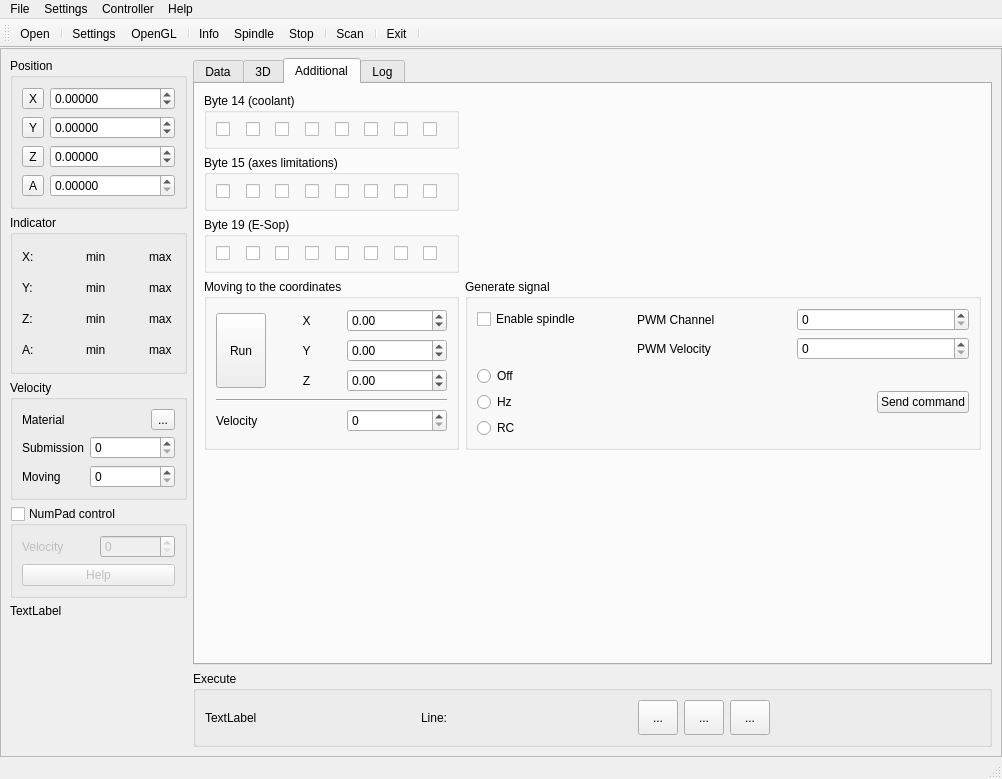
Before: the Qt Designer form sources/forms/MainWindow.ui in eduard-x/cnc-qt, drawn with Qt 5.
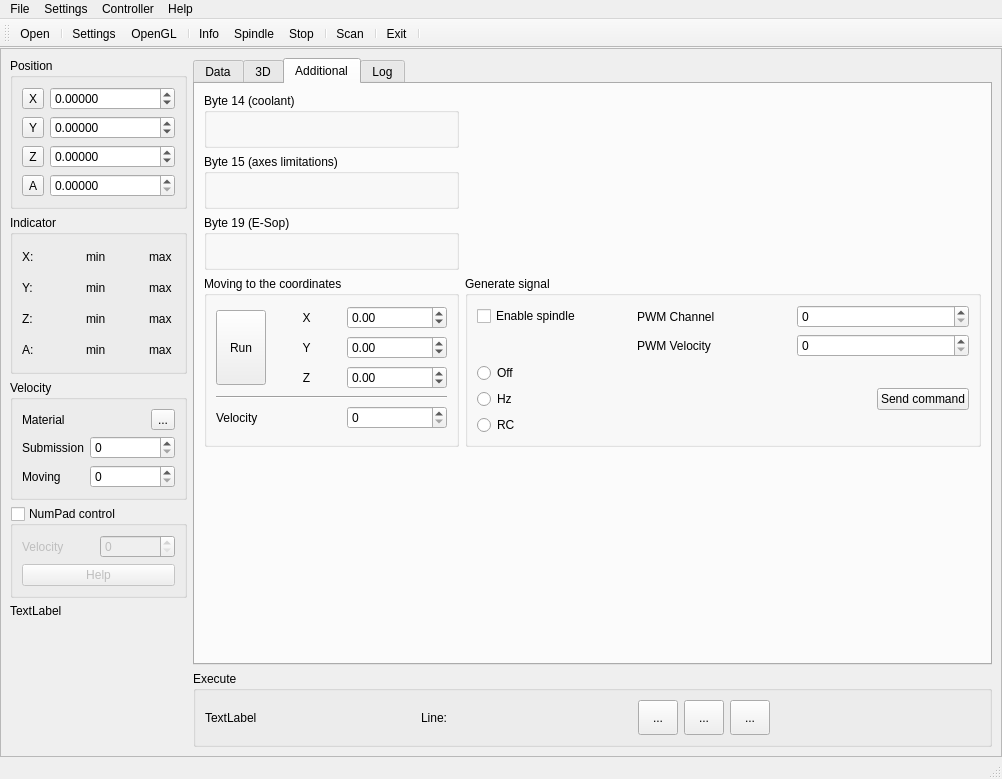
After: the same form once the commit is applied. Icons and pictures are not drawn.

Commit message: send settings, test

```diff
--- a/sources/forms/MainWindow.ui
+++ b/sources/forms/MainWindow.ui
@@ -919,88 +919,58 @@
                </property>
                <layout class="QGridLayout" name="gridLayout_7">
                 <item row="0" column="0">
-                 <widget class="QCheckBox" name="checkB15B0">
+                 <widget class="QLabel" name="labelB15B7">
                   <property name="text">
                    <string/>
-                  </property>
-                  <property name="iconSize">
-                   <size>
-                    <width>10</width>
-                    <height>16</height>
-                   </size>
-                  </property>
-                  <property name="checkable">
-                   <bool>false</bool>
-                  </property>
-                 </widget>
-                </item>
-                <item row="0" column="1">
-                 <widget class="QCheckBox" name="checkB15B1">
-                  <property name="text">
-                   <string/>
-                  </property>
-                  <property name="checkable">
-                   <bool>false</bool>
-                  </property>
-                 </widget>
-                </item>
-                <item row="0" column="2">
-                 <widget class="QCheckBox" name="checkB15B2">
-                  <property name="text">
-                   <string/>
-                  </property>
-                  <property name="checkable">
-                   <bool>false</bool>
-                  </property>
-                 </widget>
-                </item>
-                <item row="0" column="3">
-                 <widget class="QCheckBox" name="checkB15B3">
-                  <property name="text">
-                   <string/>
-                  </property>
-                  <property name="checkable">
-                   <bool>false</bool>
                   </property>
                  </widget>
                 </item>
                 <item row="0" column="4">
-                 <widget class="QCheckBox" name="checkB15B4">
+                 <widget class="QLabel" name="labelB15B3">
                   <property name="text">
                    <string/>
-                  </property>
-                  <property name="checkable">
-                   <bool>false</bool>
-                  </property>
-                 </widget>
-                </item>
-                <item row="0" column="5">
-                 <widget class="QCheckBox" name="checkB15B5">
-                  <property name="text">
-                   <string/>
-                  </property>
-                  <property name="checkable">
-                   <bool>false</bool>
                   </property>
                  </widget>
                 </item>
                 <item row="0" column="6">
-                 <widget class="QCheckBox" name="checkB15B6">
+                 <widget class="QLabel" name="labelB15B1">
                   <property name="text">
                    <string/>
                   </property>
-                  <property name="checkable">
-                   <bool>false</bool>
-                  </property>
                  </widget>
                 </item>
                 <item row="0" column="7">
-                 <widget class="QCheckBox" name="checkB15B7">
+                 <widget class="QLabel" name="labelB15B0">
                   <property name="text">
                    <string/>
                   </property>
-                  <property name="checkable">
-                   <bool>false</bool>
+                 </widget>
+                </item>
+                <item row="0" column="2">
+                 <widget class="QLabel" name="labelB15B5">
+                  <property name="text">
+                   <string/>
+                  </property>
+                 </widget>
+                </item>
+                <item row="0" column="1">
+                 <widget class="QLabel" name="labelB15B6">
+                  <property name="text">
+                   <string/>
+                  </property>
+                 </widget>
+                </item>
+                <item row="0" column="3">
+                 <widget class="QLabel" name="labelB15B4">
+                  <property name="text">
+                   <string/>
+                  </property>
+                 </widget>
+                </item>
+                <item row="0" column="5">
+                 <widget class="QLabel" name="labelB15B2">
+                  <property name="text">
+                   <string/>
                   </property>
                  </widget>
                 </item>
@@ -1031,90 +1001,60 @@
                 <string>Byte 14 (coolant)</string>
                </property>
                <layout class="QGridLayout" name="gridLayout_15">
-                <item row="0" column="5">
-                 <widget class="QCheckBox" name="checkB14B5">
-                  <property name="text">
-                   <string/>
-                  </property>
-                  <property name="checkable">
-                   <bool>false</bool>
-                  </property>
-                 </widget>
-                </item>
                 <item row="0" column="6">
-                 <widget class="QCheckBox" name="checkB14B6">
+                 <widget class="QLabel" name="labelB14B1">
                   <property name="text">
                    <string/>
                   </property>
-                  <property name="checkable">
-                   <bool>false</bool>
-                  </property>
                  </widget>
                 </item>
-                <item row="0" column="7">
-                 <widget class="QCheckBox" name="checkB14B7">
+                <item row="0" column="5">
+                 <widget class="QLabel" name="labelB14B2">
                   <property name="text">
                    <string/>
                   </property>
-                  <property name="checkable">
-                   <bool>false</bool>
-                  </property>
                  </widget>
                 </item>
                 <item row="0" column="0">
-                 <widget class="QCheckBox" name="checkB14B0">
+                 <widget class="QLabel" name="labelB14B7">
                   <property name="text">
                    <string/>
                   </property>
-                  <property name="iconSize">
-                   <size>
-                    <width>16</width>
-                    <height>16</height>
-                   </size>
-                  </property>
-                  <property name="checkable">
-                   <bool>false</bool>
-                  </property>
                  </widget>
                 </item>
                 <item row="0" column="1">
-                 <widget class="QCheckBox" name="checkB14B1">
+                 <widget class="QLabel" name="labelB14B6">
                   <property name="text">
                    <string/>
                   </property>
-                  <property name="checkable">
-                   <bool>false</bool>
-                  </property>
                  </widget>
                 </item>
                 <item row="0" column="2">
-                 <widget class="QCheckBox" name="checkB14B2">
+                 <widget class="QLabel" name="labelB14B5">
                   <property name="text">
                    <string/>
                   </property>
-                  <property name="checkable">
-                   <bool>false</bool>
+                 </widget>
+                </item>
+                <item row="0" column="7">
+                 <widget class="QLabel" name="labelB14B0">
+                  <property name="text">
+                   <string/>
                   </property>
                  </widget>
                 </item>
                 <item row="0" column="3">
-                 <widget class="QCheckBox" name="checkB14B3">
+                 <widget class="QLabel" name="labelB14B4">
                   <property name="text">
                    <string/>
                   </property>
-                  <property name="checkable">
-                   <bool>false</bool>
-                  </property>
                  </widget>
                 </item>
                 <item row="0" column="4">
-                 <widget class="QCheckBox" name="checkB14B4">
+                 <widget class="QLabel" name="labelB14B3">
                   <property name="text">
                    <string/>
                   </property>
-                  <property name="checkable">
-                   <bool>false</bool>
-                  </property>
                  </widget>
                 </item>
                </layout>
@@ -1363,88 +1303,58 @@
                </property>
                <layout class="QGridLayout" name="gridLayout_10">
                 <item row="0" column="0">
-                 <widget class="QCheckBox" name="checkB19B0">
+                 <widget class="QLabel" name="labelB19B7">
                   <property name="text">
                    <string/>
-                  </property>
-                  <property name="iconSize">
-                   <size>
-                    <width>10</width>
-                    <height>16</height>
-                   </size>
-                  </property>
-                  <property name="checkable">
-                   <bool>false</bool>
-                  </property>
-                 </widget>
-                </item>
-                <item row="0" column="1">
-                 <widget class="QCheckBox" name="checkB19B1">
-                  <property name="text">
-                   <string/>
-                  </property>
-                  <property name="checkable">
-                   <bool>false</bool>
-                  </property>
-                 </widget>
-                </item>
-                <item row="0" column="2">
-                 <widget class="QCheckBox" name="checkB19B2">
-                  <property name="text">
-                   <string/>
-                  </property>
-                  <property name="checkable">
-                   <bool>false</bool>
                   </property>
                  </widget>
                 </item>
                 <item row="0" column="3">
-                 <widget class="QCheckBox" name="checkB19B3">
+                 <widget class="QLabel" name="labelB19B4">
                   <property name="text">
                    <string/>
                   </property>
-                  <property name="checkable">
-                   <bool>false</bool>
+                 </widget>
+                </item>
+                <item row="0" column="7">
+                 <widget class="QLabel" name="labelB19B0">
+                  <property name="text">
+                   <string/>
+                  </property>
+                 </widget>
+                </item>
+                <item row="0" column="1">
+                 <widget class="QLabel" name="labelB19B6">
+                  <property name="text">
+                   <string/>
+                  </property>
+                 </widget>
+                </item>
+                <item row="0" column="6">
+                 <widget class="QLabel" name="labelB19B1">
+                  <property name="text">
+                   <string/>
                   </property>
                  </widget>
                 </item>
                 <item row="0" column="4">
-                 <widget class="QCheckBox" name="checkB19B4">
+                 <widget class="QLabel" name="labelB19B3">
                   <property name="text">
                    <string/>
                   </property>
-                  <property name="checkable">
-                   <bool>false</bool>
+                 </widget>
+                </item>
+                <item row="0" column="2">
+                 <widget class="QLabel" name="labelB19B5">
+                  <property name="text">
+                   <string/>
                   </property>
                  </widget>
                 </item>
                 <item row="0" column="5">
-                 <widget class="QCheckBox" name="checkB19B5">
+                 <widget class="QLabel" name="labelB19B2">
                   <property name="text">
                    <string/>
-                  </property>
-                  <property name="checkable">
-                   <bool>false</bool>
-                  </property>
-                 </widget>
-                </item>
-                <item row="0" column="6">
-                 <widget class="QCheckBox" name="checkB19B6">
-                  <property name="text">
-                   <string/>
-                  </property>
-                  <property name="checkable">
-                   <bool>false</bool>
-                  </property>
-                 </widget>
-                </item>
-                <item row="0" column="7">
-                 <widget class="QCheckBox" name="checkB19B7">
-                  <property name="text">
-                   <string/>
-                  </property>
-                  <property name="checkable">
-                   <bool>false</bool>
                   </property>
                  </widget>
                 </item>
```
Left out of the diff: 4 changed lines with no effect on the pictures. The commit also changes 1 other file.
